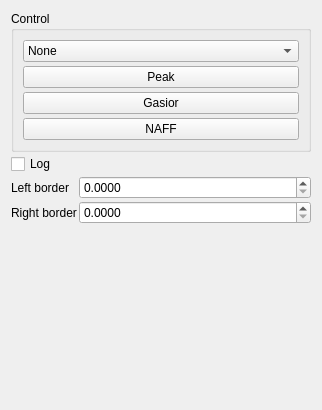
First picture: the form in ControlWidget.ui, repository Snake9889/FreqMeasure, before the edit.
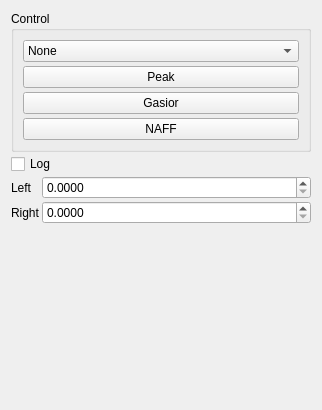
Second picture: the form after the edit.

Patch:
```diff
--- a/ControlWidget.ui
+++ b/ControlWidget.ui
@@ -104,7 +104,7 @@
        <item row="0" column="0">
         <widget class="QLabel" name="lb_label">
          <property name="text">
-          <string>Left border</string>
+          <string>Left</string>
          </property>
         </widget>
        </item>
@@ -130,7 +130,7 @@
        <item row="1" column="0">
         <widget class="QLabel" name="rb_label">
          <property name="text">
-          <string>Right border</string>
+          <string>Right</string>
          </property>
         </widget>
        </item>
```
